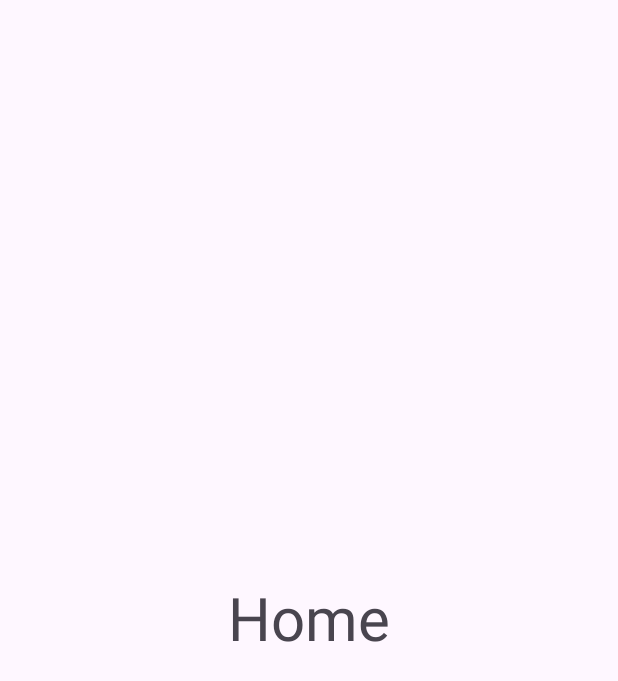
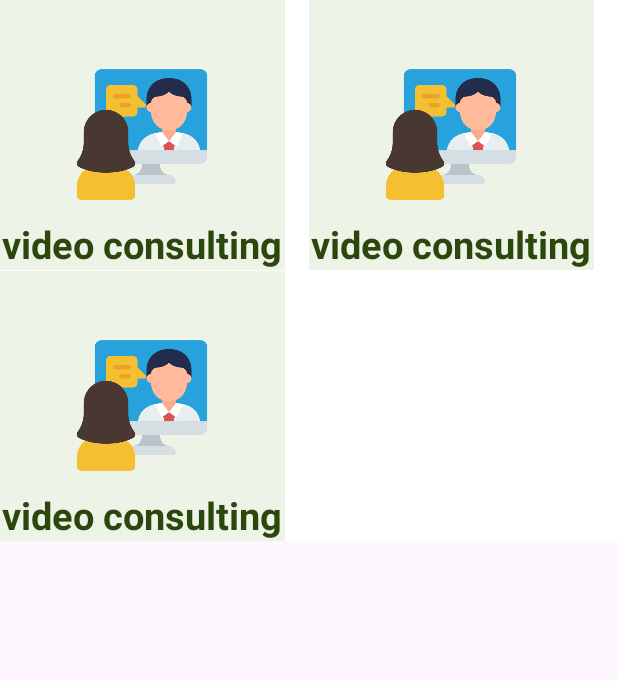
Before and after one commit to Vahid-Soudagar/HealthOk, an Android app: the layout fragment_home.xml on its own in the app's theme, with its tools: preview values and no code run, on a phone screen of 412 x 824 dp. Shown: the top 681 px of the screen. Run offline under Robolectric (Android 15) with nearby library versions, the phone set to English and light mode, and no system bars.

Commit message:
added gridview

```diff
--- a/app/src/main/res/layout/fragment_home.xml
+++ b/app/src/main/res/layout/fragment_home.xml
@@ -1,16 +1,24 @@
 <?xml version="1.0" encoding="utf-8"?>
-<RelativeLayout xmlns:android="http://schemas.android.com/apk/res/android"
+<RelativeLayout
+    xmlns:android="http://schemas.android.com/apk/res/android"
     xmlns:tools="http://schemas.android.com/tools"
     android:layout_width="match_parent"
-    android:layout_height="match_parent"
+    android:layout_height="wrap_content"
     tools:context=".ui.main.HomeFragment">
 
-    <TextView
-        android:id="@+id/textview"
-        android:layout_width="wrap_content"
+
+    <GridView
+        android:layout_width="match_parent"
         android:layout_height="wrap_content"
-        android:text="@string/home"
-        android:textSize="40sp"
-        android:layout_centerInParent="true"/>
+        android:id="@+id/grid1"
+        android:numColumns="2"
+        android:verticalSpacing="1dp"
+        android:background="@color/white"
+        tools:listitem="@layout/home1"
+        android:horizontalSpacing="1dp"/>
+
+
+
+
 
 </RelativeLayout>
--- /dev/null
+++ b/app/src/main/res/layout/home1.xml
@@ -0,0 +1,36 @@
+<?xml version="1.0" encoding="utf-8"?>
+<RelativeLayout
+    xmlns:android="http://schemas.android.com/apk/res/android"
+    android:layout_width="190dp"
+    android:layout_height="180dp"
+    android:background="#EDF3E6">
+
+    <RelativeLayout
+        android:layout_width="190dp"
+        android:layout_height="180dp"
+        android:background="#EDF3E6"
+        android:id="@+id/gridviewdata"/>
+
+
+    <TextView
+        android:layout_width="wrap_content"
+        android:layout_height="wrap_content"
+        android:id="@+id/video"
+        android:layout_alignParentBottom="true"
+        android:layout_centerHorizontal="true"
+        android:text="video consulting"
+        android:textStyle="bold"
+        android:textColor="#2C470E"
+        android:textSize="25dp"/>
+
+
+    <ImageView
+        android:layout_width="100dp"
+        android:layout_height="90dp"
+        android:id="@+id/img1"
+        android:layout_centerHorizontal="true"
+        android:layout_centerVertical="true"
+        android:src="@drawable/video"/>
+
+
+</RelativeLayout>
```
Also changed, not shown: app/src/main/res/drawable/video.png (added).
